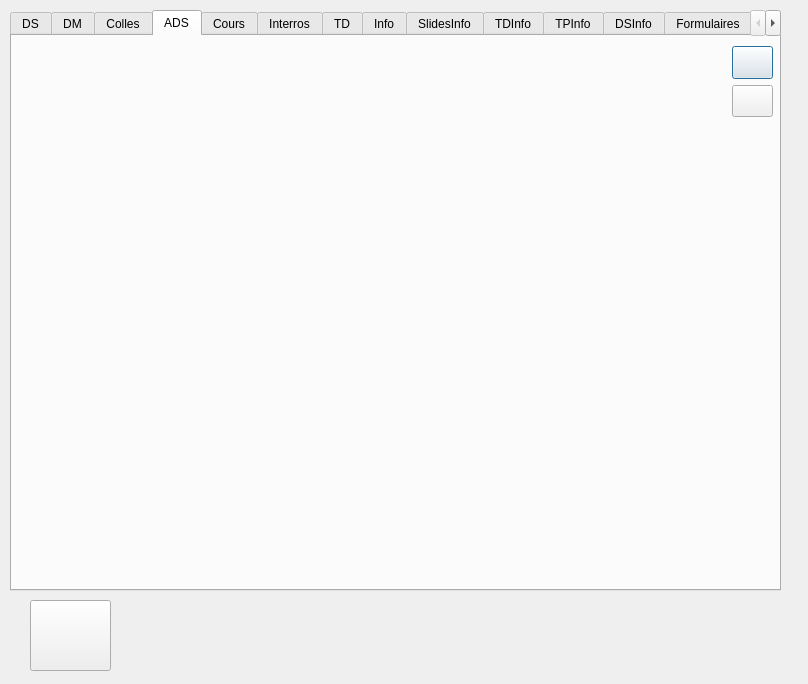
The window that websitePrepa.ui (lgarcin/Website) describes before a commit, drawn with Qt 5.
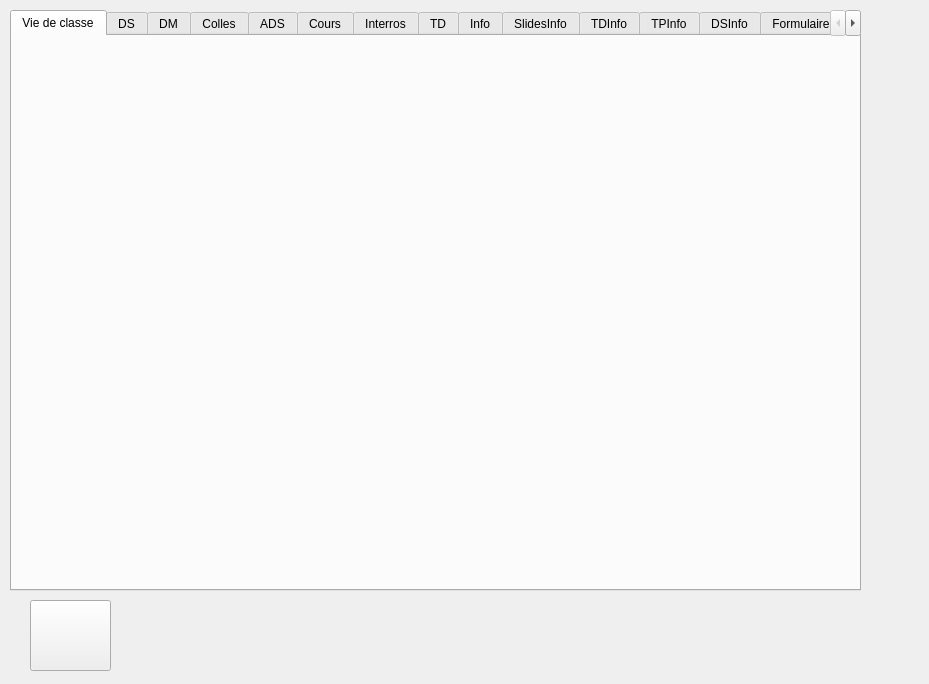
The same window after the commit. The open tabs and pages were chosen to show the change.

What changed in the file:
```diff
--- a/websitePrepa.ui
+++ b/websitePrepa.ui
@@ -6,7 +6,7 @@
    <rect>
     <x>0</x>
     <y>0</y>
-    <width>808</width>
+    <width>929</width>
     <height>684</height>
    </rect>
   </property>
@@ -18,13 +18,29 @@
     <rect>
      <x>10</x>
      <y>10</y>
-     <width>771</width>
+     <width>851</width>
      <height>581</height>
     </rect>
    </property>
    <property name="currentIndex">
     <number>11</number>
    </property>
+   <widget class="QWidget" name="tabVieclasse">
+    <attribute name="title">
+     <string>Vie de classe</string>
+    </attribute>
+    <widget class="QWidget" name="gridLayoutWidget_15">
+     <property name="geometry">
+      <rect>
+       <x>10</x>
+       <y>10</y>
+       <width>821</width>
+       <height>541</height>
+      </rect>
+     </property>
+     <layout class="QGridLayout" name="formVieclasse"/>
+    </widget>
+   </widget>
    <widget class="QWidget" name="tabDS">
     <attribute name="title">
      <string>DS</string>
@@ -87,7 +103,7 @@
     <widget class="QWidget" name="verticalLayoutWidget">
      <property name="geometry">
       <rect>
-       <x>720</x>
+       <x>800</x>
        <y>10</y>
        <width>41</width>
        <height>71</height>
```
Left out of the diff: 32 changed lines with no effect on the pictures.
